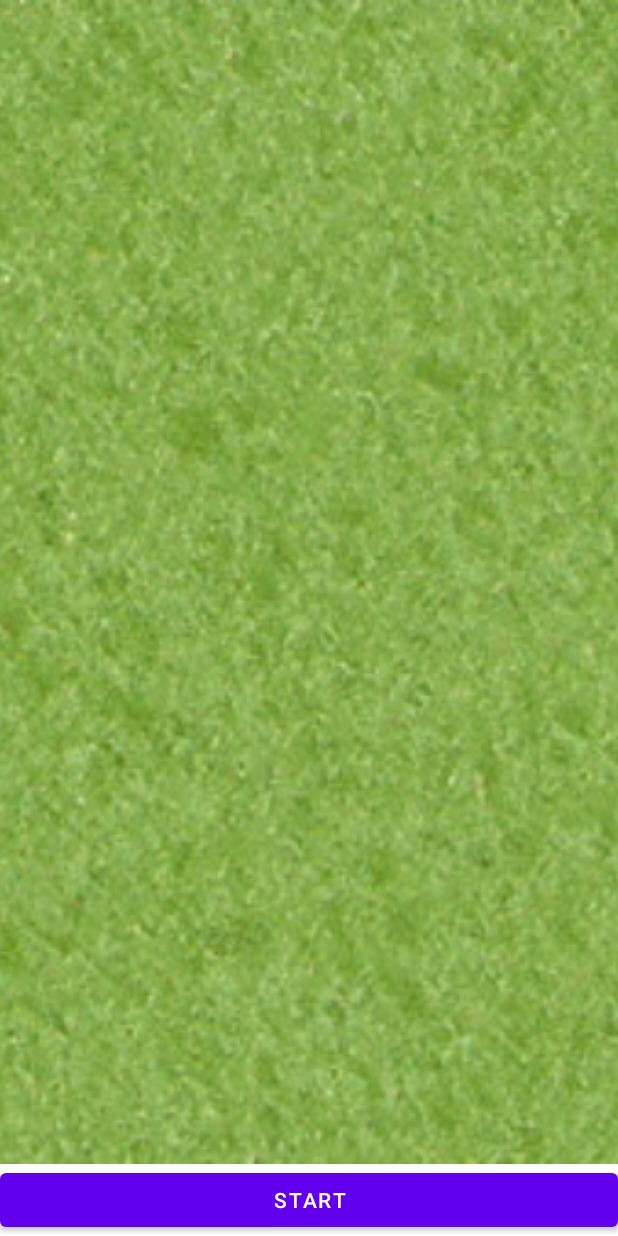
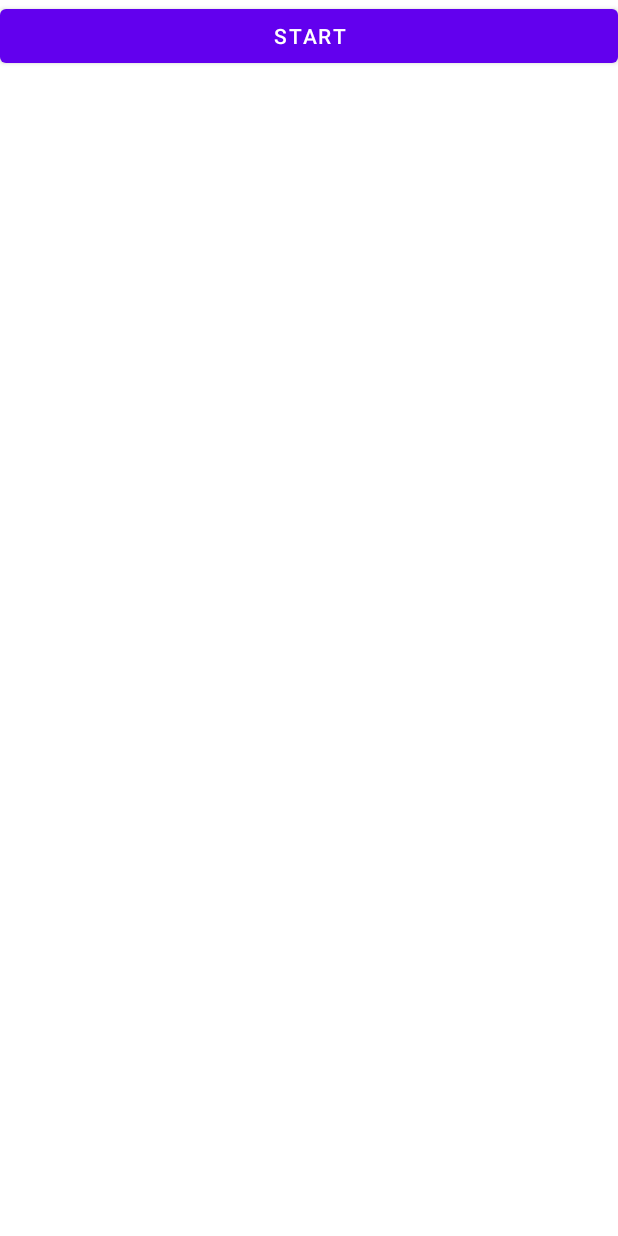
Before and after one commit to kid9591/PlayGround, an Android app: the layout activity_main.xml on its own in the app's theme, with its tools: preview values and no code run, on a phone screen of 412 x 824 dp. Run offline under Robolectric (Android 15) with nearby library versions, the light colour scheme and no system bars.

Commit message:
Parse CSV

```diff
--- a/app/build.gradle
+++ b/app/build.gradle
@@ -50,4 +50,7 @@ dependencies {
 //    implementation 'org.jetbrains.kotlin:kotlin-stdlib-jdk7:1.5.20'
     implementation 'com.itextpdf:html2pdf:4.0.1'
 //    implementation project(path: ':sticker')
+
+    implementation 'com.opencsv:opencsv:4.6'
+
 }
--- a/app/src/main/res/layout/activity_main.xml
+++ b/app/src/main/res/layout/activity_main.xml
@@ -8,27 +8,6 @@
     tools:context=".activity.MainActivity"
     tools:ignore="NamespaceTypo">
 
-    <RelativeLayout
-        android:layout_width="match_parent"
-        android:layout_height="0dp"
-        android:layout_weight="1"
-        android:background="@android:color/holo_blue_dark">
-
-        <ImageView
-            android:id="@+id/image_background"
-            android:layout_width="match_parent"
-            android:layout_height="match_parent"
-            android:scaleType="centerCrop"
-            android:src="@drawable/grass" />
-
-        <ImageView
-            android:id="@+id/imageview"
-            android:layout_width="match_parent"
-            android:layout_height="match_parent"
-            android:scaleType="centerCrop" />
-
-    </RelativeLayout>
-
     <Button
         android:layout_width="match_parent"
         android:layout_height="wrap_content"
```
Also changed, not shown: app/src/main/java/com/kid/playground/activity/MainActivity.kt (+20 -180 lines), 1 other file.
